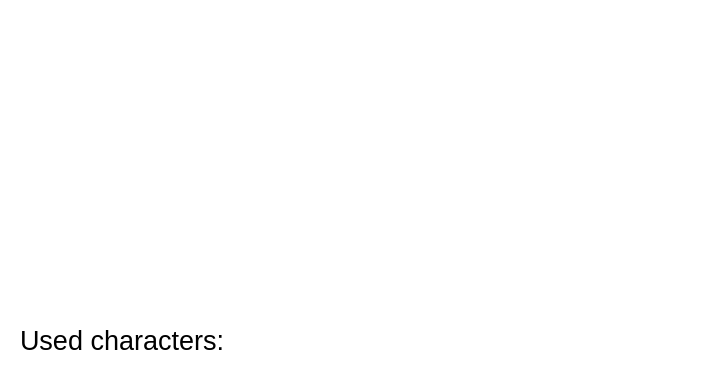
Qt form gameview.ui (ketro96/Hangman) before a commit.
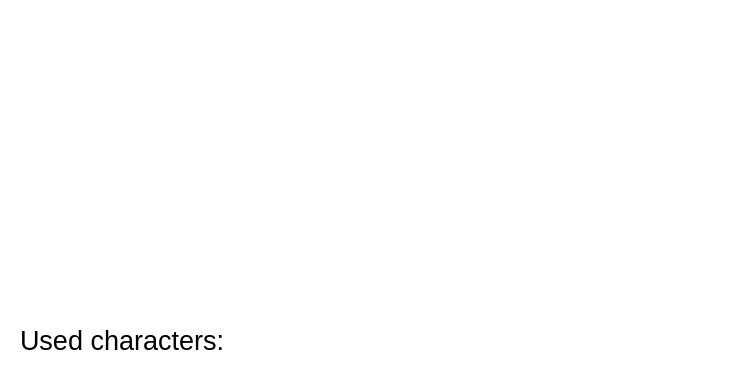
The same form after that commit. Icons and pictures are not drawn.

Commit message: changed max wordlength

```diff
--- a/gameview.ui
+++ b/gameview.ui
@@ -6,7 +6,7 @@
    <rect>
     <x>0</x>
     <y>0</y>
-    <width>727</width>
+    <width>741</width>
     <height>391</height>
    </rect>
   </property>
```
The commit also changes 1 other file.
